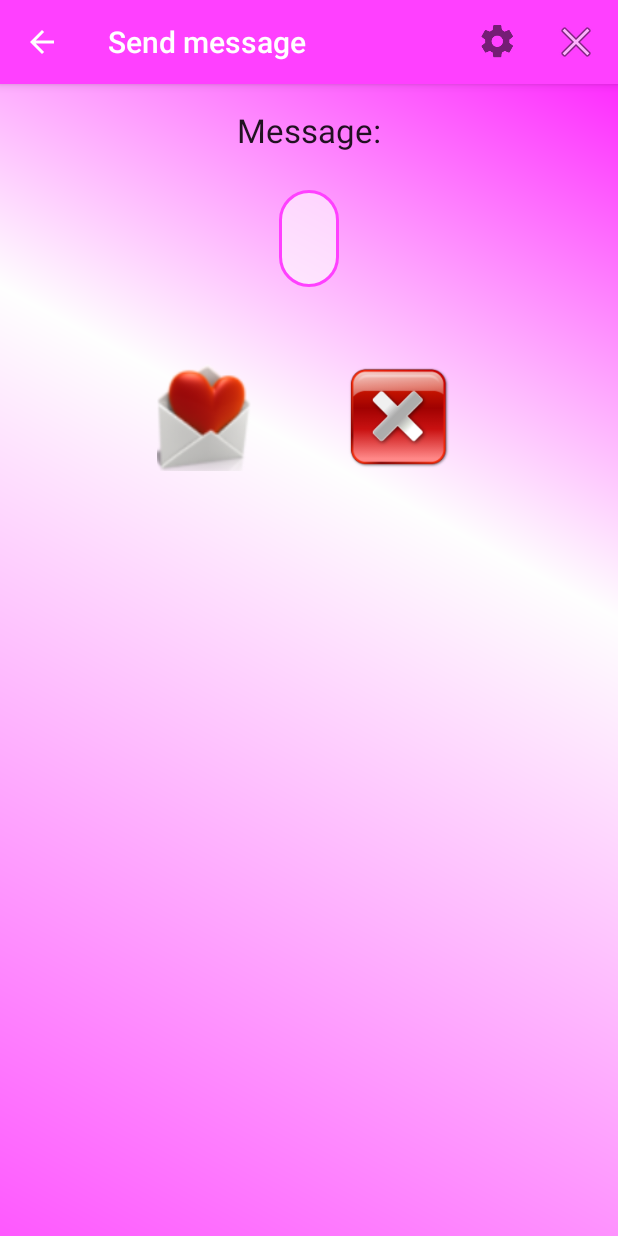
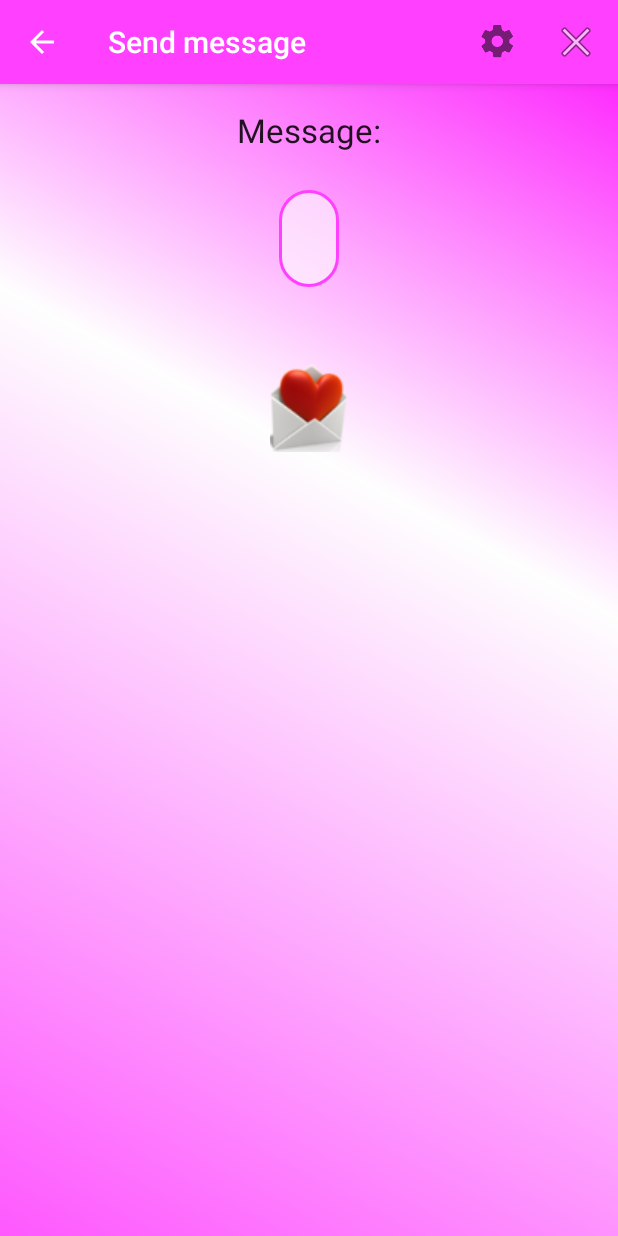
Before and after one commit to MeLean/GentleService, an Android app: the ShareComplimentActivity screen opened directly, with no data from a screen before it, on a phone screen of 412 x 824 dp. Run offline under Robolectric (Android 15) with nearby library versions, the phone set to English and light mode, and no system bars.

```diff
--- a/GentleCompliments/src/main/java/com/meline/gentleservice/api/database/AsyncTaskManageDbAfterLocaleChanges.java
+++ b/GentleCompliments/src/main/java/com/meline/gentleservice/api/database/AsyncTaskManageDbAfterLocaleChanges.java
@@ -24,13 +24,13 @@ public class AsyncTaskManageDbAfterLocaleChanges extends AsyncTask<Context, Void
 
         } catch (SQLException e) {
             hasNoErrors = false;
-            Log.d("AppDebug", "AsyncTaskManageDbAfterLocaleChanges error:\n" + e.getLocalizedMessage());
+            //Log.d("AppDebug", "AsyncTaskManageDbAfterLocaleChanges error:\n" + e.getLocalizedMessage());
             e.printStackTrace();
         }
 
         if(hasNoErrors){
             broadcastManageLoacaleChangesAction(context);
-            Log.d("AppDebug", "AsyncTaskManageDbAfterLocaleChanges everything is OK");
+            //Log.d("AppDebug", "AsyncTaskManageDbAfterLocaleChanges everything is OK");
         }
 
         return null;
--- a/GentleCompliments/src/main/java/com/meline/gentleservice/services/GentleSchedulingService.java
+++ b/GentleCompliments/src/main/java/com/meline/gentleservice/services/GentleSchedulingService.java
@@ -31,7 +31,7 @@ public class GentleSchedulingService extends IntentService {
 
     @Override
     protected void onHandleIntent(Intent intent) {
-        Log.d("AppDebug", "GentleSchedulingService onHandleIntent: " +  intent);
+        //Log.d("AppDebug", "GentleSchedulingService onHandleIntent: " +  intent);
         Intent startComplimenting = new Intent(this, ComplimentActivity.class);
         startComplimenting.setFlags(Intent.FLAG_ACTIVITY_NEW_TASK);
         startActivity(startComplimenting);
--- a/GentleCompliments/src/main/java/com/meline/gentleservice/ui/activities/ShareComplimentActivity.java
+++ b/GentleCompliments/src/main/java/com/meline/gentleservice/ui/activities/ShareComplimentActivity.java
@@ -41,7 +41,7 @@ public class ShareComplimentActivity extends AppCompatActivity implements View.O
             getSupportActionBar().setDisplayHomeAsUpEnabled(true);
         }
 
-        String smsText = null;
+        String smsText;
         if (savedInstanceState == null) {
             smsText = getIntent().getStringExtra(getString(R.string.sp_sms_text));
         } else{
@@ -56,10 +56,8 @@ public class ShareComplimentActivity extends AppCompatActivity implements View.O
 
 
         ImageButton btnSms = (ImageButton) findViewById(R.id.btnSms);
-        ImageButton btnCancel = (ImageButton) findViewById(R.id.btnCancel);
 
         btnSms.setOnClickListener(this);
-        btnCancel.setOnClickListener(this);
     }
 
     @Override
@@ -91,9 +89,6 @@ public class ShareComplimentActivity extends AppCompatActivity implements View.O
                 if (permission_received) {
                     sendMessage(mShareComplimentText.getText().toString().trim());
                 }
-                break;
-            case R.id.btnCancel:
-                finish();
                 break;
             default:
                 throw new UnsupportedOperationException("No action found fot id: " + view.getId());
--- a/GentleCompliments/src/main/java/com/meline/gentleservice/ui/activities/StartActivity.java
+++ b/GentleCompliments/src/main/java/com/meline/gentleservice/ui/activities/StartActivity.java
@@ -118,6 +118,4 @@ public class StartActivity extends AppCompatActivity
             setTitle(getString(R.string.app_name));
         }
     }
-
-
 }
--- a/GentleCompliments/src/main/res/layout/content_sms_activity.xml
+++ b/GentleCompliments/src/main/res/layout/content_sms_activity.xml
@@ -27,7 +27,7 @@
             android:layout_height="wrap_content"
             android:textAppearance="?android:attr/textAppearanceLarge"
             android:text="@string/message"
-            android:id="@+id/tw_static_mesage" />
+            android:id="@+id/tw_static_message" />
 
         <EditText
             android:id="@+id/et_share_text"
@@ -40,34 +40,16 @@
             android:gravity="center_vertical|center_horizontal"
             style="@style/textStyle" />
 
-        <LinearLayout
-            android:layout_width="match_parent"
+
+        <ImageButton
+            android:layout_width="wrap_content"
             android:layout_height="wrap_content"
+            android:id="@+id/btnSms"
+            android:src="@drawable/sms_pic"
+            android:contentDescription="@string/sms_icon"
+            style="@style/imageButton"
             android:layout_gravity="center"
             android:layout_marginTop="@dimen/middle_margin"
-            android:weightSum="12"
-            android:orientation="horizontal"
-            android:gravity="center"
-            android:paddingLeft="@dimen/default_padding"
-            android:paddingRight="@dimen/default_padding"
-            android:id="@+id/llSendButtons">
-
-            <ImageButton
-                android:id="@+id/btnSms"
-                android:src="@drawable/sms_pic"
-                android:contentDescription="@string/sms_icon"
-                android:layout_weight="3"
-                style="@style/imageButton"
-                />
-
-            <ImageButton
-                android:id="@+id/btnCancel"
-                android:src="@drawable/ic_cancel"
-                android:contentDescription="@string/cancel_icon"
-                android:layout_weight="3"
-                style="@style/imageButton"
-                />
-        </LinearLayout>
-
+            />
     </LinearLayout>
 </ScrollView>
--- a/GentleCompliments/src/main/res/values/strings.xml
+++ b/GentleCompliments/src/main/res/values/strings.xml
@@ -3,8 +3,8 @@
     <string name="default_start_time">21:30</string>
     <string name="default_end_time">08:30</string>
     <string name="ads_user_id">3815845016477716</string>
-    <string name="smart_banner_ad_unit_id">ca-app-pub-3940256099942544/6300978111</string><!--todo ca-app-pub-6177746105485183/5817094357 -->
-    <string name="interstitial_ad_unit_id">ca-app-pub-3940256099942544/1033173712</string><!-- todo ca-app-pub-6177746105485183/8072556755 -->
+    <string name="smart_banner_ad_unit_id">ca-app-pub-6177746105485183/5817094357 </string><!--test: ca-app-pub-3940256099942544/6300978111-->
+    <string name="interstitial_ad_unit_id">ca-app-pub-6177746105485183/8072556755 </string><!--test: ca-app-pub-3940256099942544/1033173712 -->
 
     <!-- sharedPreferences values -->
     <string name="sp_name">GS_SP_GentleServiceLocalData</string>
--- a/GentleCompliments/src/main/res/values/styles.xml
+++ b/GentleCompliments/src/main/res/values/styles.xml
@@ -53,7 +53,6 @@
     <style name="imageButton">
         <item name="android:layout_width">@dimen/imageButtonWidth</item>
         <item name="android:layout_height">@dimen/imageButtonHeight</item>
-        <item name="android:layout_marginRight">@dimen/small_margin</item>
         <item name="android:scaleType">fitCenter</item>
         <item name="android:background">@android:color/transparent</item>
 
```
Also changed, not shown: GentleCompliments/src/main/java/com/meline/gentleservice/services/AlarmsProvider.java (+5 -4 lines), GentleCompliments/src/main/java/com/meline/gentleservice/services/GentleSystemActionReceiver.java (+5 -5 lines), GentleCompliments/src/main/java/com/meline/gentleservice/ui/activities/ComplimentActivity.java (+10 -4 lines), GentleCompliments/src/main/java/com/meline/gentleservice/ui/fragments/AddNewComplimentFragment.java (+11 -3 lines), GentleCompliments/src/main/java/com/meline/gentleservice/ui/fragments/ComplimentSetupFragment.java (+5 -4 lines), GentleCompliments/src/main/java/com/meline/gentleservice/utils/CalendarUtils.java (+1 -6 lines), GentleCompliments/src/main/java/com/meline/gentleservice/utils/SchedulingUtils.java (+7 -7 lines).
